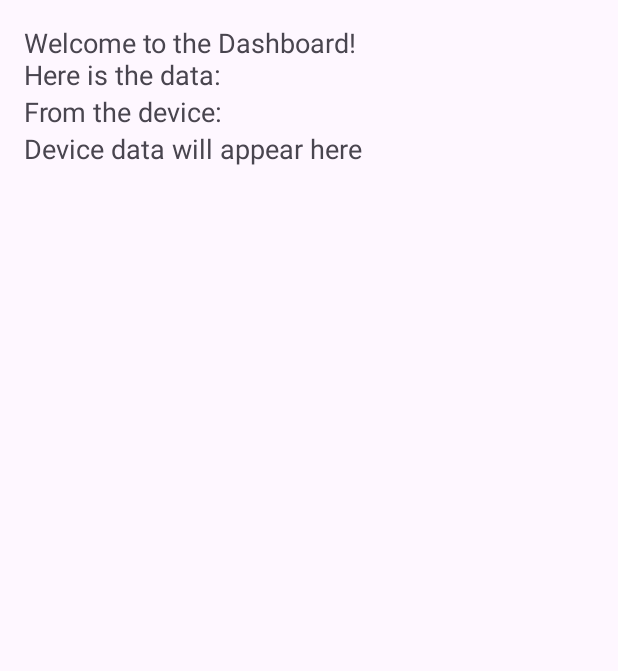
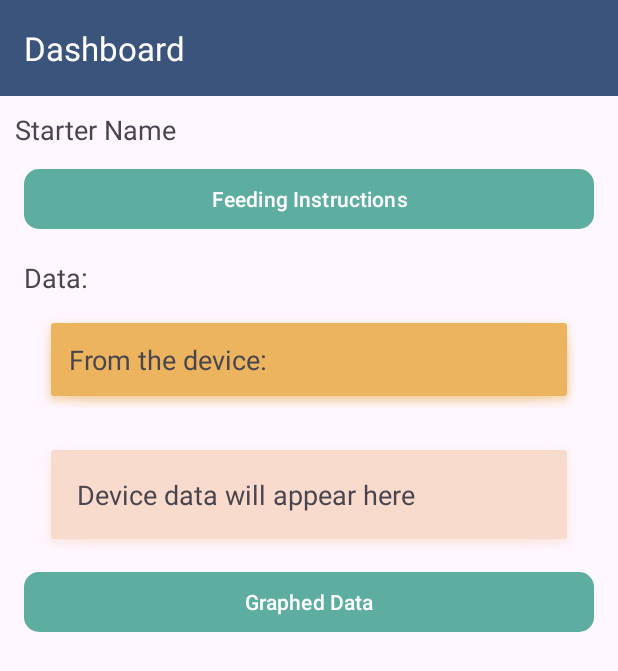
Before and after one commit to joof1234/390_sourdough_helper, an Android app: the layout activity_device_data.xml on its own in the app's theme, with its tools: preview values and no code run, on a phone screen of 412 x 824 dp. Shown: the top 671 px of the screen. Run offline under Robolectric (Android 15) with nearby library versions, the phone set to English and light mode, and no system bars.

Commit message:
theme changes and added data graph activity

```diff
--- a/app/src/main/AndroidManifest.xml
+++ b/app/src/main/AndroidManifest.xml
@@ -24,6 +24,9 @@
         android:theme="@style/Theme.MainActivity"
         tools:targetApi="31">
         <activity
+            android:name=".DataGraphActivity"
+            android:exported="false" />
+        <activity
             android:name=".DeviceDataActivity"
             android:exported="false" />
         <activity
--- a/app/src/main/java/com/example/mainactivity/MainActivity.java
+++ b/app/src/main/java/com/example/mainactivity/MainActivity.java
@@ -31,9 +31,9 @@ public class MainActivity extends AppCompatActivity {
 
 
         ActionBar actionBar = getSupportActionBar();
-        ColorDrawable colorDrawable = new ColorDrawable(Color.parseColor("#cc8e90"));
+        ColorDrawable colorDrawable = new ColorDrawable(Color.parseColor("#ffbc92"));
         actionBar.setBackgroundDrawable(colorDrawable);
-        actionBar.setTitle(Html.fromHtml("<font color='#ffffff'>List of Starters </font>"));
+        actionBar.setTitle(Html.fromHtml("<font color='#3b547c'>List of Starters </font>"));
 
         setupViews();
         loadConnectedDevices();
--- a/app/src/main/res/layout/activity_device_data.xml
+++ b/app/src/main/res/layout/activity_device_data.xml
@@ -1,5 +1,39 @@
 <?xml version="1.0" encoding="utf-8"?>
 <LinearLayout xmlns:android="http://schemas.android.com/apk/res/android"
+    xmlns:app="http://schemas.android.com/apk/res-auto"
+    android:layout_width="match_parent"
+    android:layout_height="match_parent"
+    android:orientation="vertical"
+    android:padding="0dp">
+
+    <androidx.appcompat.widget.Toolbar
+        android:id="@+id/toolbarDeviceData"
+        android:layout_width="match_parent"
+        android:layout_height="wrap_content"
+        android:background="@color/accent_color"
+        android:minHeight="?attr/actionBarSize"
+        android:theme="@style/Base.Theme.MainActivity"
+        app:title="Dashboard"
+        app:titleTextColor="@color/on_primary_color" />
+
+    <TextView
+        android:id="@+id/textViewStarterNameDashboard"
+        android:layout_width="match_parent"
+        android:layout_height="wrap_content"
+        android:padding="10dp"
+        android:text="Starter Name"
+        android:textSize="18sp" />
+
+    <Button
+        android:id="@+id/buttonFeedingInstructions"
+        android:layout_width="match_parent"
+        android:layout_height="wrap_content"
+        android:layout_marginStart="16dp"
+        android:layout_marginEnd="16dp"
+        android:text="Feeding Instructions"
+        app:cornerRadius="10dp" />
+
+    <LinearLayout
         android:layout_width="match_parent"
         android:layout_height="match_parent"
         android:orientation="vertical"
@@ -9,13 +43,17 @@
             android:id="@+id/Summary"
             android:layout_width="match_parent"
             android:layout_height="wrap_content"
-        android:textSize="18sp"
-        android:text="Welcome to the Dashboard! \nHere is the data: "/>
+            android:text="Data:  "
+            android:textSize="18sp" />
 
         <TextView
             android:id="@+id/device_msg"
             android:layout_width="match_parent"
             android:layout_height="wrap_content"
+            android:layout_margin="10dp"
+            android:background="@android:drawable/dialog_holo_light_frame"
+            android:backgroundTint="@color/secondary_variant"
+            android:padding="20dp"
             android:text="From the device: "
             android:textSize="18sp" />
 
@@ -23,7 +61,19 @@
             android:id="@+id/tvDeviceData"
             android:layout_width="match_parent"
             android:layout_height="wrap_content"
-        android:textSize="18sp"
-        android:text="Device data will appear here"/>
+            android:layout_margin="10dp"
+            android:background="@android:drawable/dialog_holo_light_frame"
+            android:backgroundTint="@color/secondary_color"
+            android:padding="25dp"
+            android:text="Device data will appear here"
+            android:textSize="18sp" />
+
+        <Button
+            android:id="@+id/buttonGraphedData"
+            android:layout_width="match_parent"
+            android:layout_height="wrap_content"
+            android:text="Graphed Data"
+            app:cornerRadius="10dp" />
+    </LinearLayout>
 
 </LinearLayout>
--- a/app/src/main/res/values/colors.xml
+++ b/app/src/main/res/values/colors.xml
@@ -2,10 +2,13 @@
 <resources>
     <color name="black">#FF000000</color>
     <color name="white">#FFFFFFFF</color>
-    <color name="background_color">#FF808080</color>
-    <color name="primary_color">#FF808080</color>
-    <color name="secondary_color">#FF000000</color>
-    <color name="accent_color">#FF000000</color>
-    <color name="text_color">#FF000000</color>
-    <color name="text_color_secondary">#FF000000</color>
+    <color name="background_color">#FFFFFFFF</color>
+    <color name="primary_color">#5dada0</color>
+    <color name="secondary_color">#f8dbcd</color>
+    <color name="primary_variant">#91c4c8</color>
+    <color name="secondary_variant">#ecb45f</color>
+    <color name="accent_color">#3b547c</color>
+
+    <color name="on_primary_color">#FFFFFF</color>
+    <color name="on_secondary_color">#3b547c</color>
 </resources>
--- a/app/src/main/res/values/themes.xml
+++ b/app/src/main/res/values/themes.xml
@@ -2,7 +2,13 @@
     <!-- Base application theme. -->
     <style name="Base.Theme.MainActivity" parent="Theme.Material3.DayNight">
         <!-- Customize your light theme here. -->
-        <!-- <item name="colorPrimary">@color/my_light_primary</item> -->
+        <item name="colorPrimary">@color/primary_color</item>
+        <item name="colorPrimaryVariant">@color/primary_variant</item>
+        <item name="colorSecondary">@color/secondary_color</item>
+        <item name="colorSecondaryVariant">@color/secondary_variant</item>
+        <item name="colorAccent">@color/accent_color</item>
+        <item name="colorOnPrimary">@color/on_primary_color</item>
+        <item name="colorOnSecondary">@color/on_secondary_color</item>
     </style>
 
     <style name="Theme.MainActivity" parent="Base.Theme.MainActivity" />
```
Also changed, not shown: app/src/main/java/com/example/mainactivity/DataGraphActivity.java (added, +24 -0 lines), app/src/main/java/com/example/mainactivity/DeviceDataActivity.java (+14 -2 lines), app/src/main/res/layout/activity_bluetooth.xml (+6 -7 lines), app/src/main/res/layout/activity_data_graph.xml (added, +10 -0 lines), app/src/main/res/layout/activity_main.xml (+6 -3 lines). Lines whose indentation alone changed are shown as unchanged.
